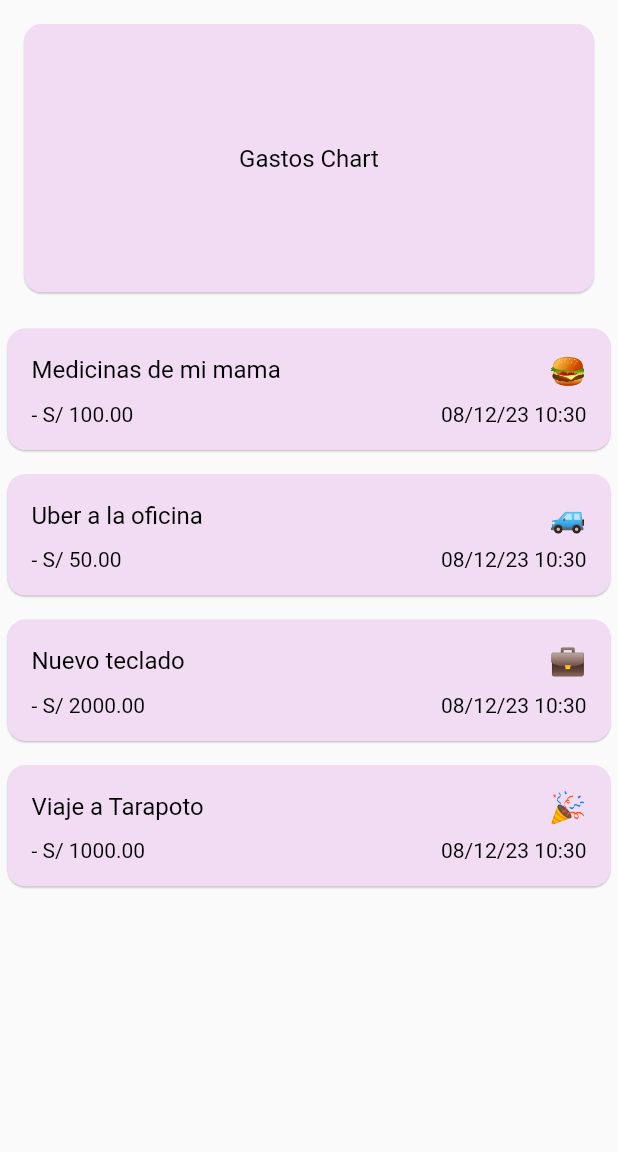
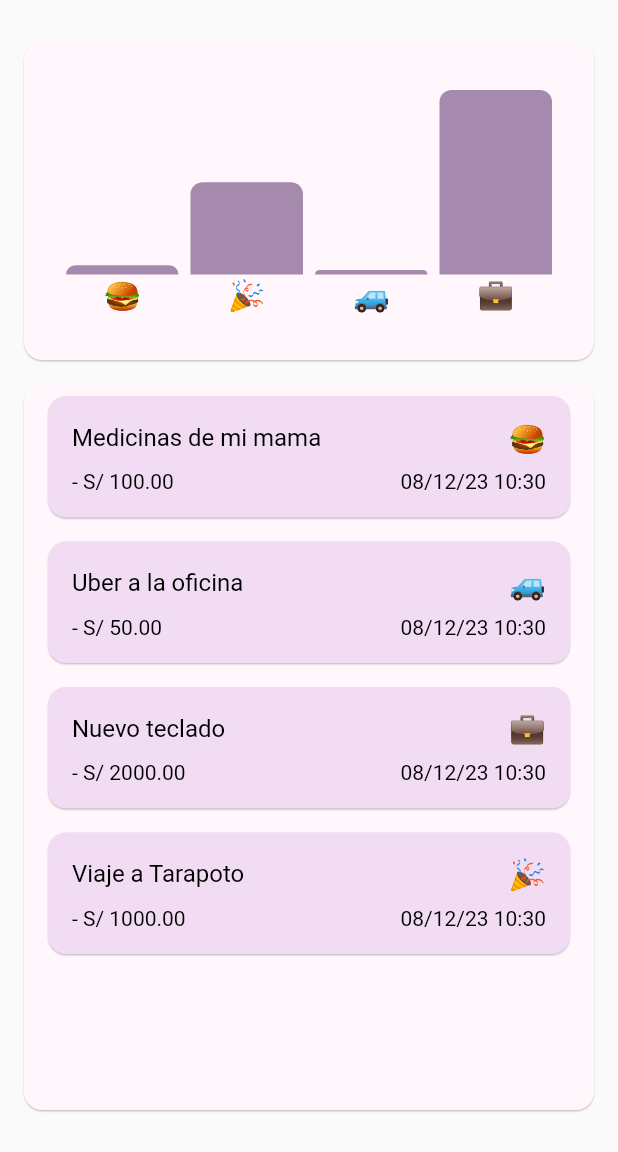
Before and after one commit to diegomejiaio/expenses-app, a Flutter app: the screen it shows after launch, on a phone screen of 412 x 824 dp, the part 84-1236 px from its top. Run offline on Flutter 3.47's test engine with Material 2 defaults, Android fonts, the phone set to English and light mode, and no system bars.

Commit message:
adding chart

```diff
--- a/lib/expenses.dart
+++ b/lib/expenses.dart
@@ -3,6 +3,7 @@ import 'package:flutter/material.dart';
 import 'package:expenses_app/models/expense.dart';
 import 'package:expenses_app/widgets/expenses_list.dart';
 import 'package:expenses_app/widgets/new_expense.dart';
+import 'package:expenses_app/widgets/chart/chart.dart';
 
 class Expenses extends StatefulWidget {
   const Expenses({super.key});
@@ -50,18 +51,19 @@ class _ExpensesState extends State<Expenses> {
   }
 
   void _removeExpense(Expense expense) {
+    int index = _registeredExpenses.indexOf(expense);
     setState(() {
       _registeredExpenses.remove(expense);
     });
     ScaffoldMessenger.of(context).showSnackBar(
       SnackBar(
         content: const Text('Gasto eliminado'),
-        duration: const Duration(milliseconds: 350),
+        duration: const Duration(milliseconds: 700),
         action: SnackBarAction(
           label: 'Deshacer',
           onPressed: () {
             setState(() {
-              _registeredExpenses.add(expense);
+              _registeredExpenses.insert(index, expense);
             });
           },
         ),
@@ -94,16 +96,25 @@ class _ExpensesState extends State<Expenses> {
       body: Column(
         crossAxisAlignment: CrossAxisAlignment.center,
         children: [
-          const Card(
-            child: Padding(
-              padding: EdgeInsets.all(80.0),
-              child: Center(
-                child: Text('Gastos Chart'),
-              ),
+          const SizedBox(
+            height: 20,
+          ),
+          Card(
+            color: Theme.of(context).colorScheme.surface,
+            margin: Theme.of(context).cardTheme.margin,
+            child: Center(
+              child: Chart(expenses: _registeredExpenses),
             ),
           ),
           Expanded(
-            child: mainContent,
+            child: Card(
+              color: Theme.of(context).colorScheme.surface,
+              margin: Theme.of(context).cardTheme.margin,
+              child: mainContent,
+            ),
+          ),
+          const SizedBox(
+            height: 20,
           ),
         ],
       ),
--- a/lib/main.dart
+++ b/lib/main.dart
@@ -16,7 +16,7 @@ void main() {
           ),
           cardTheme: const CardTheme().copyWith(
             color: kColorScheme.secondaryContainer,
-            margin: const EdgeInsets.all(16),
+            margin: const EdgeInsets.symmetric(vertical: 8, horizontal: 16),
             elevation: 0.5,
           ),
           elevatedButtonTheme: ElevatedButtonThemeData(
--- a/lib/models/expense.dart
+++ b/lib/models/expense.dart
@@ -1,4 +1,3 @@
-import 'package:flutter/material.dart';
 import 'package:uuid/uuid.dart';
 import 'package:intl/intl.dart';
 
@@ -33,3 +32,27 @@ class Expense {
     return formatter.format(date);
   }
 }
+
+class ExpenseBucket {
+  const ExpenseBucket({
+    required this.category,
+    required this.expenses,
+  });
+
+  ExpenseBucket.forCategory(List<Expense> allExpenses, this.category)
+      : expenses = allExpenses
+            .where((expense) => expense.category == category)
+            .toList();
+
+  final Category category;
+  final List<Expense> expenses;
+
+  double get totalExpenses {
+    double sum = 0;
+
+    for (final expense in expenses) {
+      sum += expense.amount;
+    }
+    return sum;
+  }
+}
--- /dev/null
+++ b/lib/widgets/chart/chart.dart
@@ -0,0 +1,80 @@
+import 'package:flutter/material.dart';
+
+import 'package:expenses_app/widgets/chart/chart_bar.dart';
+import 'package:expenses_app/models/expense.dart';
+
+class Chart extends StatelessWidget {
+  const Chart({super.key, required this.expenses});
+
+  final List<Expense> expenses;
+
+  List<ExpenseBucket> get buckets {
+    return [
+      ExpenseBucket.forCategory(expenses, Category.comida),
+      ExpenseBucket.forCategory(expenses, Category.diversion),
+      ExpenseBucket.forCategory(expenses, Category.transporte),
+      ExpenseBucket.forCategory(expenses, Category.trabajo),
+    ];
+  }
+
+  double get maxTotalExpense {
+    double maxTotalExpense = 0;
+
+    for (final bucket in buckets) {
+      if (bucket.totalExpenses > maxTotalExpense) {
+        maxTotalExpense = bucket.totalExpenses;
+      }
+    }
+
+    return maxTotalExpense;
+  }
+
+  @override
+  Widget build(BuildContext context) {
+    final isDarkMode =
+        MediaQuery.of(context).platformBrightness == Brightness.dark;
+    return Container(
+      margin: const EdgeInsets.all(16),
+      padding: const EdgeInsets.symmetric(
+        vertical: 16,
+        horizontal: 8,
+      ),
+      width: double.infinity,
+      height: 180,
+      child: Column(
+        children: [
+          Expanded(
+            child: Row(
+              crossAxisAlignment: CrossAxisAlignment.end,
+              children: [
+                for (final bucket in buckets) // alternative to map()
+                  ChartBar(
+                    fill: bucket.totalExpenses == 0
+                        ? 0
+                        : bucket.totalExpenses / maxTotalExpense,
+                  )
+              ],
+            ),
+          ),
+          const SizedBox(height: 2),
+          Row(
+            children: buckets
+                .map(
+                  (bucket) => Expanded(
+                    child: Padding(
+                      padding: const EdgeInsets.symmetric(horizontal: 4),
+                      child: Text(
+                        categorIcons[bucket.category].toString(),
+                        style: Theme.of(context).textTheme.titleMedium,
+                        textAlign: TextAlign.center,
+                      ),
+                    ),
+                  ),
+                )
+                .toList(),
+          )
+        ],
+      ),
+    );
+  }
+}
--- /dev/null
+++ b/lib/widgets/chart/chart_bar.dart
@@ -0,0 +1,34 @@
+import 'package:flutter/material.dart';
+
+class ChartBar extends StatelessWidget {
+  const ChartBar({
+    super.key,
+    required this.fill,
+  });
+
+  final double fill;
+
+  @override
+  Widget build(BuildContext context) {
+    final isDarkMode =
+        MediaQuery.of(context).platformBrightness == Brightness.dark;
+    return Expanded(
+      child: Padding(
+        padding: const EdgeInsets.symmetric(horizontal: 4),
+        child: FractionallySizedBox(
+          heightFactor: fill,
+          child: DecoratedBox(
+            decoration: BoxDecoration(
+              shape: BoxShape.rectangle,
+              borderRadius:
+                  const BorderRadius.vertical(top: Radius.circular(8)),
+              color: isDarkMode
+                  ? Theme.of(context).colorScheme.secondary
+                  : Theme.of(context).colorScheme.primary.withOpacity(0.65),
+            ),
+          ),
+        ),
+      ),
+    );
+  }
+}
--- a/lib/widgets/expense_item.dart
+++ b/lib/widgets/expense_item.dart
@@ -9,7 +9,7 @@ class ExpenseItem extends StatelessWidget {
   @override
   Widget build(BuildContext context) {
     return Card(
-      margin: const EdgeInsets.symmetric(vertical: 8, horizontal: 5),
+      margin: Theme.of(context).cardTheme.margin,
       child: Padding(
         padding: const EdgeInsets.all(16.0),
         child: Column(
@@ -41,7 +41,8 @@ class ExpenseItem extends StatelessWidget {
               ],
             )
           ],
-          )),
+        ),
+      ),
     );
   }
 }
--- a/lib/widgets/expenses_list.dart
+++ b/lib/widgets/expenses_list.dart
@@ -21,10 +21,7 @@ class ExpensesList extends StatelessWidget {
           color: Theme.of(context).colorScheme.error,
           alignment: Alignment.centerRight,
           padding: const EdgeInsets.only(right: 20),
-          margin: const EdgeInsets.symmetric(
-            horizontal: 15,
-            vertical: 4,
-          ),
+          margin: Theme.of(context).cardTheme.margin!,
           child: const Icon(
             Icons.delete,
             color: Colors.white,
```
Lines whose indentation alone changed are shown as unchanged.
